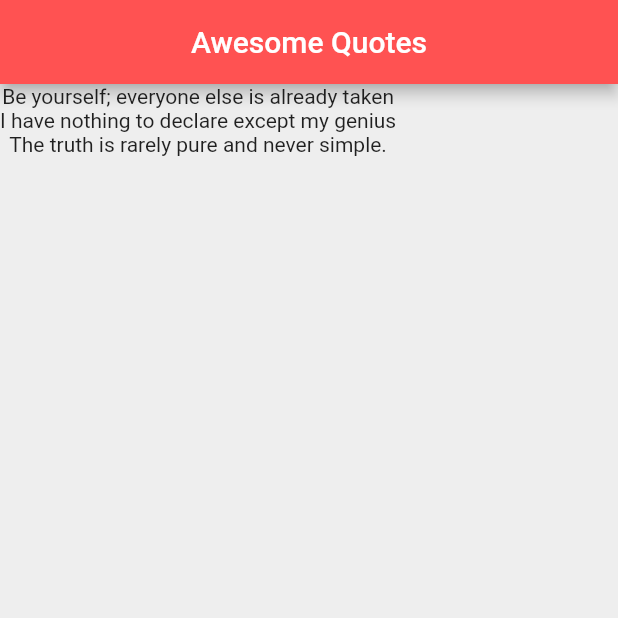
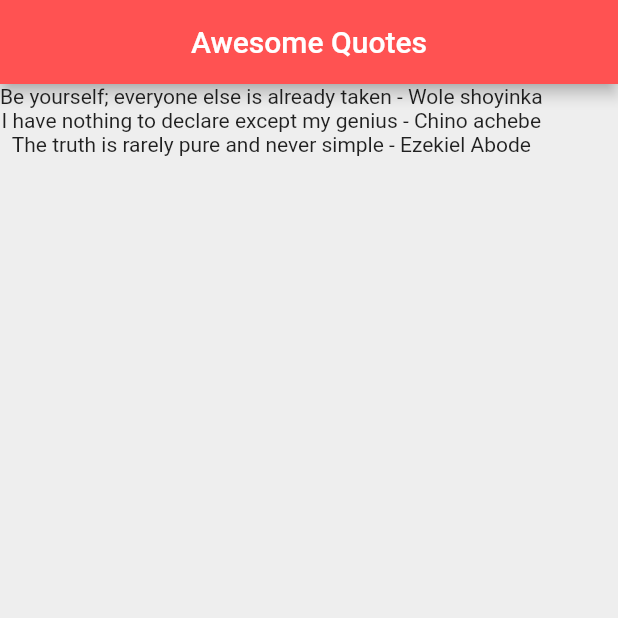
Before and after one commit to ezekielphlat/flutter_list, a Flutter app: the screen it shows after launch, on a phone screen of 412 x 824 dp, the top half of it. Run offline on Flutter 3.47's test engine with Material 2 defaults, Android fonts, the phone set to English and light mode, and no system bars.

Commit message:
get data from a custom class

```diff
--- a/lib/main.dart
+++ b/lib/main.dart
@@ -1,4 +1,5 @@
 import 'package:flutter/material.dart';
+import 'quote.dart';
 
 void main() =>
   runApp(MaterialApp(
@@ -11,10 +12,10 @@ class QuoteList extends StatefulWidget {
 }
 
 class _QuoteListState extends State<QuoteList> {
-  List<String> quotes = [
-    'Be yourself; everyone else is already taken',
-    'I have nothing to declare except my genius',
-    'The truth is rarely pure and never simple.'
+  List<Quote> quotes = [
+    Quote(author: 'Wole shoyinka',text:'Be yourself; everyone else is already taken'),
+    Quote(author: 'Chino achebe', text: 'I have nothing to declare except my genius' ),
+    Quote(author: 'Ezekiel Abode', text: 'The truth is rarely pure and never simple' )
 
   ];
   @override
@@ -27,7 +28,7 @@ class _QuoteListState extends State<QuoteList> {
         backgroundColor: Colors.redAccent,
       ),
       body:Column(
-        children: quotes.map((quote)=>Text(quote)).toList(),
+        children: quotes.map((quote)=>Text('${quote.text} - ${quote.author} ')).toList(),
       )
     );
   }
--- /dev/null
+++ b/lib/quote.dart
@@ -0,0 +1,9 @@
+class Quote {
+  String text;
+  String author;
+
+  //make the constructor a named parameter. and assign property automatically
+  Quote({this.text, this.author});
+
+
+}
```
